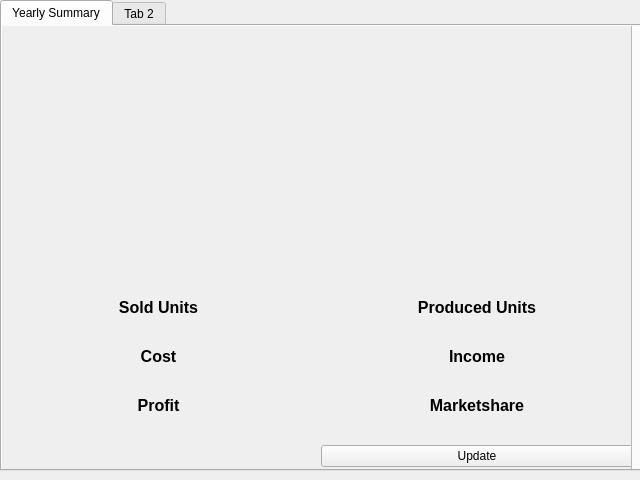
Before: the Qt Designer form Views/sub_win_summary.ui in SevReith/Illumination-Game, drawn with Qt 5.
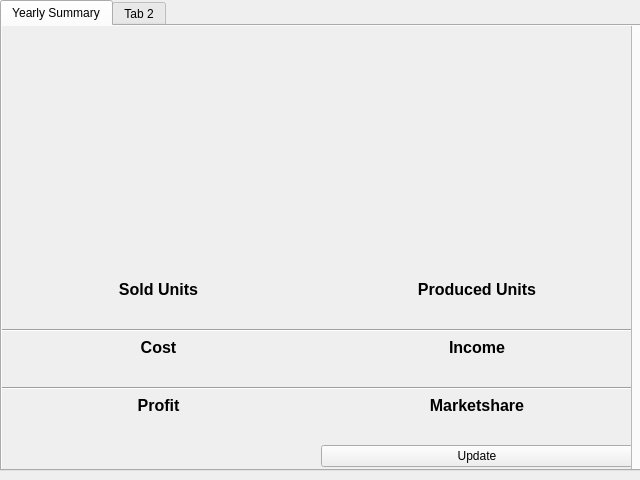
After: the same form once the commit is applied. Custom widgets are drawn as their Qt base class.

Commit message: Working Summary Graphs added.

```diff
--- a/Views/sub_win_summary.ui
+++ b/Views/sub_win_summary.ui
@@ -61,11 +61,11 @@
        </property>
        <layout class="QVBoxLayout" name="verticalLayout" stretch="3,0">
         <item>
-         <widget class="QWidget" name="widget" native="true"/>
+         <widget class="Mpl_Canvas" name="mpl_tab1_canvas" native="true"/>
         </item>
         <item>
          <layout class="QGridLayout" name="gridLayout">
-          <item row="2" column="1">
+          <item row="3" column="1">
            <widget class="QLabel" name="lbl_tab1_produced">
             <property name="font">
              <font>
@@ -82,7 +82,7 @@
             </property>
            </widget>
           </item>
-          <item row="4" column="1">
+          <item row="6" column="1">
            <widget class="QLabel" name="lbl_tab1_income">
             <property name="font">
              <font>
@@ -99,8 +99,8 @@
             </property>
            </widget>
           </item>
-          <item row="6" column="0">
-           <widget class="QLabel" name="lbl_tab1_profit">
+          <item row="5" column="0">
+           <widget class="QLabel" name="lbl_txt_tab1_cost">
             <property name="font">
              <font>
               <pointsize>12</pointsize>
@@ -109,14 +109,14 @@
              </font>
             </property>
             <property name="text">
-             <string/>
+             <string>Cost</string>
             </property>
             <property name="alignment">
              <set>Qt::AlignCenter</set>
             </property>
            </widget>
           </item>
-          <item row="5" column="1">
+          <item row="8" column="1">
            <widget class="QLabel" name="lbl_txt_tab1_marketshare">
             <property name="font">
              <font>
@@ -133,7 +133,7 @@
             </property>
            </widget>
           </item>
-          <item row="6" column="1">
+          <item row="9" column="1">
            <widget class="QLabel" name="lbl_tab1_marketshare">
             <property name="font">
              <font>
@@ -150,42 +150,8 @@
             </property>
            </widget>
           </item>
-          <item row="3" column="0">
-           <widget class="QLabel" name="lbl_txt_tab1_cost">
-            <property name="font">
-             <font>
-              <pointsize>12</pointsize>
-              <weight>75</weight>
-              <bold>true</bold>
-             </font>
-            </property>
-            <property name="text">
-             <string>Cost</string>
-            </property>
-            <property name="alignment">
-             <set>Qt::AlignCenter</set>
-            </property>
-           </widget>
-          </item>
-          <item row="3" column="1">
-           <widget class="QLabel" name="lbl_txt_tab1_income">
-            <property name="font">
-             <font>
-              <pointsize>12</pointsize>
-              <weight>75</weight>
-              <bold>true</bold>
-             </font>
-            </property>
-            <property name="text">
-             <string>Income</string>
-            </property>
-            <property name="alignment">
-             <set>Qt::AlignCenter</set>
-            </property>
-           </widget>
-          </item>
-          <item row="4" column="0">
-           <widget class="QLabel" name="lbl_tab1_cost">
+          <item row="9" column="0">
+           <widget class="QLabel" name="lbl_tab1_profit">
             <property name="font">
              <font>
               <pointsize>12</pointsize>
@@ -201,7 +167,24 @@
             </property>
            </widget>
           </item>
-          <item row="5" column="0">
+          <item row="1" column="1">
+           <widget class="QLabel" name="lbl_txt_tab1_produced">
+            <property name="font">
+             <font>
+              <pointsize>12</pointsize>
+              <weight>75</weight>
+              <bold>true</bold>
+             </font>
+            </property>
+            <property name="text">
+             <string>Produced Units</string>
+            </property>
+            <property name="alignment">
+             <set>Qt::AlignCenter</set>
+            </property>
+           </widget>
+          </item>
+          <item row="8" column="0">
            <widget class="QLabel" name="lbl_txt_tab1_profit">
             <property name="font">
              <font>
@@ -235,25 +218,8 @@
             </property>
            </widget>
           </item>
-          <item row="1" column="1">
-           <widget class="QLabel" name="lbl_txt_tab1_produced">
-            <property name="font">
-             <font>
-              <pointsize>12</pointsize>
-              <weight>75</weight>
-              <bold>true</bold>
-             </font>
-            </property>
-            <property name="text">
-             <string>Produced Units</string>
-            </property>
-            <property name="alignment">
-             <set>Qt::AlignCenter</set>
-            </property>
-           </widget>
-          </item>
-          <item row="2" column="0">
-           <widget class="QLabel" name="lbl_tab1_sold">
+          <item row="6" column="0">
+           <widget class="QLabel" name="lbl_tab1_cost">
             <property name="font">
              <font>
               <pointsize>12</pointsize>
@@ -269,13 +235,61 @@
             </property>
            </widget>
           </item>
-          <item row="7" column="1">
+          <item row="5" column="1">
+           <widget class="QLabel" name="lbl_txt_tab1_income">
+            <property name="font">
+             <font>
+              <pointsize>12</pointsize>
+              <weight>75</weight>
+              <bold>true</bold>
+             </font>
+            </property>
+            <property name="text">
+             <string>Income</string>
+            </property>
+            <property name="alignment">
+             <set>Qt::AlignCenter</set>
+            </property>
+           </widget>
+          </item>
+          <item row="10" column="1">
            <widget class="QPushButton" name="btn_tab1_update">
             <property name="text">
              <string>Update</string>
             </property>
            </widget>
           </item>
+          <item row="3" column="0">
+           <widget class="QLabel" name="lbl_tab1_sold">
+            <property name="font">
+             <font>
+              <pointsize>12</pointsize>
+              <weight>75</weight>
+              <bold>true</bold>
+             </font>
+            </property>
+            <property name="text">
+             <string/>
+            </property>
+            <property name="alignment">
+             <set>Qt::AlignCenter</set>
+            </property>
+           </widget>
+          </item>
+          <item row="4" column="0" colspan="2">
+           <widget class="Line" name="line">
+            <property name="orientation">
+             <enum>Qt::Horizontal</enum>
+            </property>
+           </widget>
+          </item>
+          <item row="7" column="0" colspan="2">
+           <widget class="Line" name="line_2">
+            <property name="orientation">
+             <enum>Qt::Horizontal</enum>
+            </property>
+           </widget>
+          </item>
          </layout>
         </item>
        </layout>
@@ -290,6 +304,14 @@
    </widget>
   </widget>
  </widget>
+ <customwidgets>
+  <customwidget>
+   <class>Mpl_Canvas</class>
+   <extends>QWidget</extends>
+   <header>Views.Mpl_Canvas</header>
+   <container>1</container>
+  </customwidget>
+ </customwidgets>
  <resources/>
  <connections/>
 </ui>
```
The commit also changes 10 other files.
